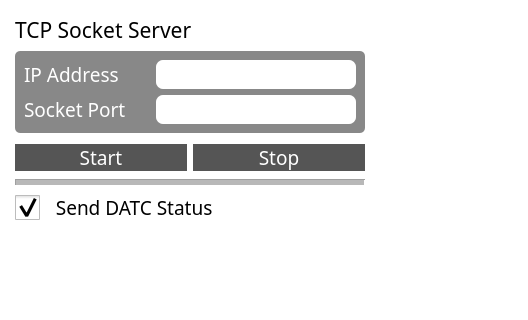
This is ui/tcp_form.ui in PlanA2G/datc_user_interface as Qt 5 draws it before an edit; both pictures show x 0 to 528 and y 0 to 320 of the 528 by 490 pixel window. The edited form follows.
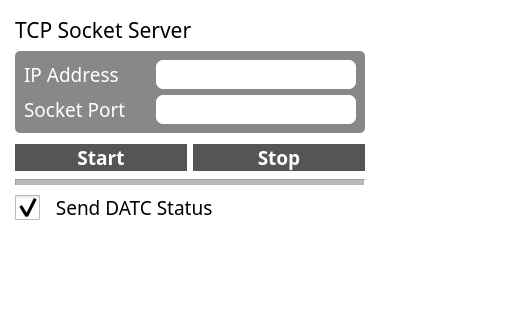
This is the edited form.

Diff of the .ui file:
```diff
--- a/ui/tcp_form.ui
+++ b/ui/tcp_form.ui
@@ -416,7 +416,6 @@
        <property name="font">
         <font>
          <family>Noto Sans KR Medium</family>
-         <weight>50</weight>
          <bold>false</bold>
         </font>
        </property>
@@ -442,8 +441,7 @@
           <font>
            <family>Noto Sans KR Medium</family>
            <pointsize>14</pointsize>
-           <weight>50</weight>
-           <bold>false</bold>
+           <bold>true</bold>
           </font>
          </property>
          <property name="text">
@@ -457,8 +455,7 @@
           <font>
            <family>Noto Sans KR Medium</family>
            <pointsize>14</pointsize>
-           <weight>50</weight>
-           <bold>false</bold>
+           <bold>true</bold>
           </font>
          </property>
          <property name="text">
```
Left out of the diff: 20 changed lines with no effect on the pictures.
